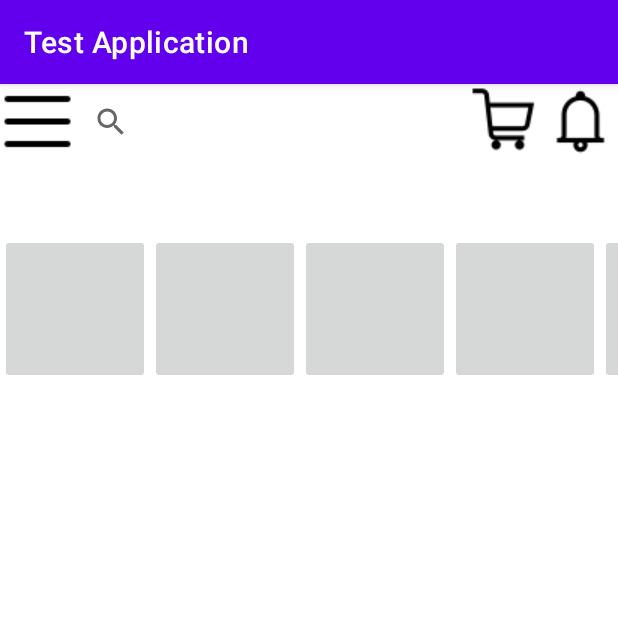
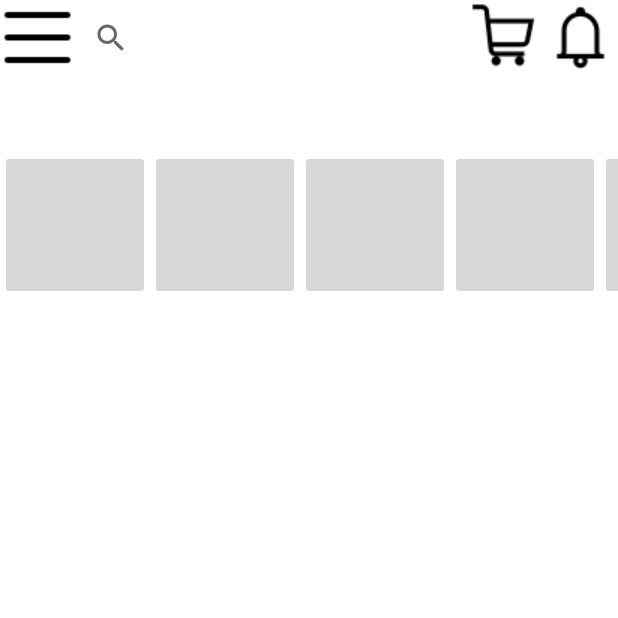
Before and after one commit to Mancitiss/MobileSellingApp2022, an Android app: the screen it shows after launch (MainActivity), on a phone screen of 412 x 824 dp, the top half of it. Run offline under Robolectric (Android 15) with nearby library versions, the light colour scheme and no system bars.

Commit message:
hide ActionBar

```diff
--- a/TestApplication/app/src/main/res/values-night/themes.xml
+++ b/TestApplication/app/src/main/res/values-night/themes.xml
@@ -1,6 +1,6 @@
 <resources xmlns:tools="http://schemas.android.com/tools">
     <!-- Base application theme. -->
-    <style name="Theme.TestApplication" parent="Theme.MaterialComponents.DayNight.DarkActionBar">
+    <style name="Theme.TestApplication" parent="Theme.MaterialComponents.DayNight.NoActionBar">
         <!-- Primary brand color. -->
         <item name="colorPrimary">@color/purple_200</item>
         <item name="colorPrimaryVariant">@color/purple_700</item>
--- a/TestApplication/app/src/main/res/values/themes.xml
+++ b/TestApplication/app/src/main/res/values/themes.xml
@@ -1,6 +1,6 @@
 <resources xmlns:tools="http://schemas.android.com/tools">
     <!-- Base application theme. -->
-    <style name="Theme.TestApplication" parent="Theme.MaterialComponents.DayNight.DarkActionBar">
+    <style name="Theme.TestApplication" parent="Theme.MaterialComponents.DayNight.NoActionBar">
         <!-- Primary brand color. -->
         <item name="colorPrimary">@color/purple_500</item>
         <item name="colorPrimaryVariant">@color/purple_700</item>
```
